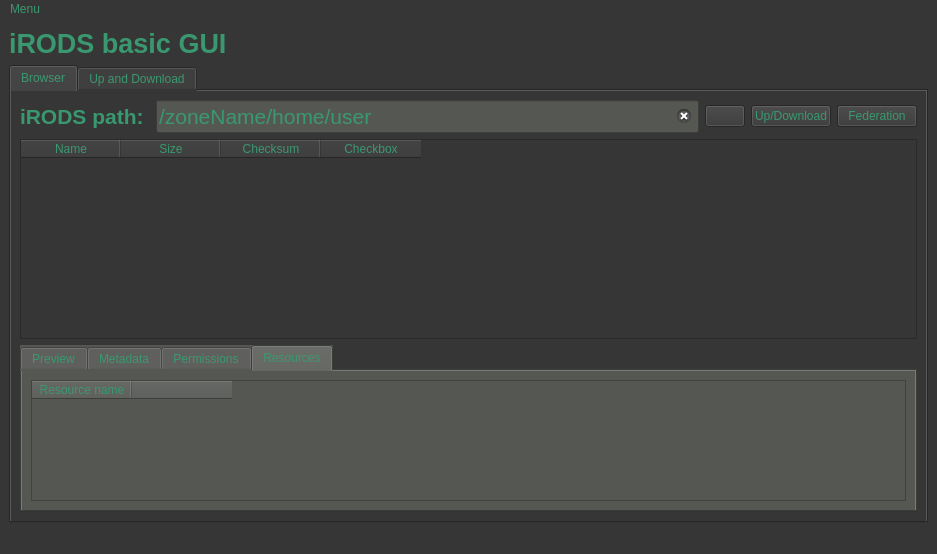
This is irods-basicGUI/irodsBrowserMain.ui in iBridges-for-iRODS/iBridges as Qt 5 draws it before an edit. The edited form follows.
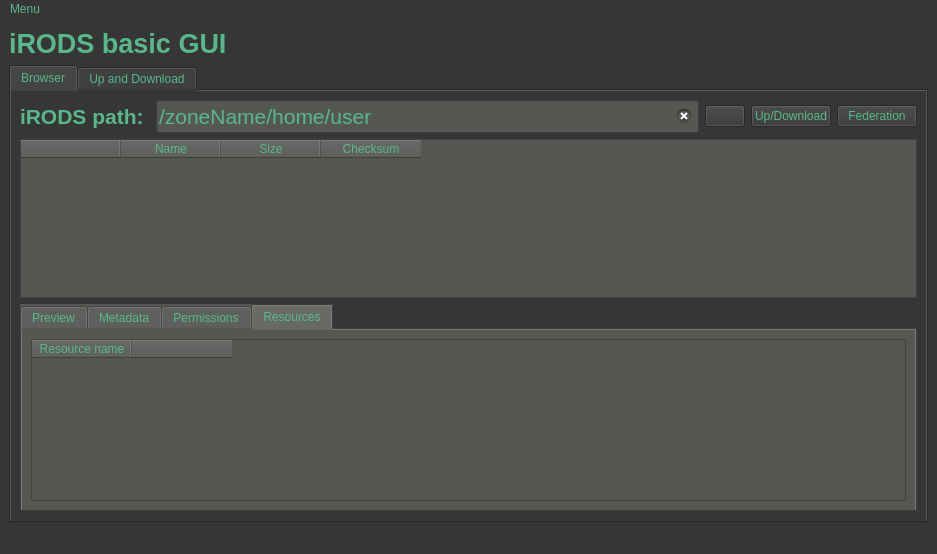
This is the edited form.

The edit to the form file:
```diff
--- a/irods-basicGUI/irodsBrowserMain.ui
+++ b/irods-basicGUI/irodsBrowserMain.ui
@@ -14,7 +14,7 @@
    <string>MainWindow</string>
   </property>
   <property name="styleSheet">
-   <string notr="true">color: rgb(58, 152, 112);
+   <string notr="true">color: rgb(86, 184, 139);
 background-color: rgb(54, 54, 54);</string>
   </property>
   <widget class="QWidget" name="centralwidget">
@@ -111,15 +111,26 @@
           <property name="minimumSize">
            <size>
             <width>0</width>
-            <height>200</height>
+            <height>0</height>
            </size>
           </property>
           <property name="styleSheet">
-           <string notr="true">border-color: rgb(58, 152, 112);</string>
+           <string notr="true">background-color: rgb(85, 87, 83);</string>
           </property>
           <property name="editTriggers">
            <set>QAbstractItemView::NoEditTriggers</set>
           </property>
+          <column>
+           <property name="text">
+            <string notr="true"/>
+           </property>
+           <property name="toolTip">
+            <string notr="true"/>
+           </property>
+           <property name="whatsThis">
+            <string notr="true"/>
+           </property>
+          </column>
           <column>
            <property name="text">
             <string>Name</string>
@@ -135,11 +146,6 @@
             <string>Checksum</string>
            </property>
           </column>
-          <column>
-           <property name="text">
-            <string>Checkbox</string>
-           </property>
-          </column>
          </widget>
         </item>
         <item>
```
